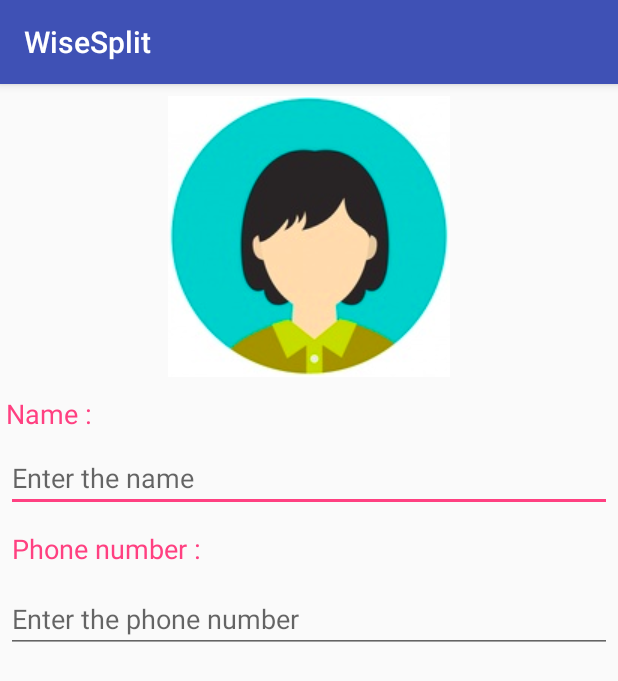
After one commit to gaurav167/tripSplit, an Android app: the ProfileActivity screen opened directly, with no data from a screen before it, on a phone screen of 412 x 824 dp. The commit adds this screen. Shown: the top 681 px of the screen. Run offline under Robolectric (Android 15) with nearby library versions, the phone set to English and light mode, and no system bars.

Commit message:
Adding profile for user and linking up activities for adding bill and groups.

```diff
--- a/Android/app/src/main/AndroidManifest.xml
+++ b/Android/app/src/main/AndroidManifest.xml
@@ -18,6 +18,7 @@
                 <category android:name="android.intent.category.LAUNCHER" />
             </intent-filter>
         </activity>
+        <activity android:name=".ProfileActivity"></activity>
     </application>
 
 </manifest>
--- /dev/null
+++ b/Android/app/src/main/java/me/kungfucat/tripsplit/ProfileActivity.java
@@ -0,0 +1,27 @@
+package me.kungfucat.tripsplit;
+
+import android.support.v7.app.AppCompatActivity;
+import android.os.Bundle;
+import android.widget.EditText;
+
+public class ProfileActivity extends AppCompatActivity {
+
+    private EditText  name_text;
+    private EditText phone_text;
+    private String name;
+    private String phone;
+
+    @Override
+    protected void onCreate(Bundle savedInstanceState) {
+        super.onCreate(savedInstanceState);
+        setContentView(R.layout.activity_profile);
+         name_text= findViewById(R.id.profile_name);
+         phone_text = findViewById(R.id.profile_phone);
+
+         name = name_text.getText().toString();
+         phone = phone_text.getText().toString();
+
+
+
+    }
+}
--- /dev/null
+++ b/Android/app/src/main/res/layout/activity_profile.xml
@@ -0,0 +1,51 @@
+<?xml version="1.0" encoding="utf-8"?>
+<LinearLayout xmlns:android="http://schemas.android.com/apk/res/android"
+    xmlns:app="http://schemas.android.com/apk/res-auto"
+    xmlns:tools="http://schemas.android.com/tools"
+    android:layout_width="match_parent"
+    android:layout_height="match_parent"
+    tools:context="me.kungfucat.tripsplit.ProfileActivity"
+    android:orientation="vertical">
+
+    <ImageView
+        android:layout_width="match_parent"
+        android:layout_height="wrap_content"
+        android:layout_gravity="center_horizontal"
+        android:src="@drawable/face1"
+        android:layout_margin="8dp"/>
+
+    <TextView
+        android:layout_width="match_parent"
+        android:layout_height="wrap_content"
+        android:text="Name :"
+        android:textColor="@color/colorAccent"
+        android:textAppearance="?android:textAppearanceMedium"
+        android:layout_margin="4dp"/>
+
+    <EditText
+        android:layout_width="match_parent"
+        android:layout_height="wrap_content"
+        android:hint="Enter the name "
+        android:id="@+id/profile_name"
+        android:textColor="@color/colorAccent"
+        android:textAppearance="?android:textAppearanceMedium"
+        android:layout_margin="4dp"/>
+
+    <TextView
+        android:layout_width="match_parent"
+        android:layout_height="wrap_content"
+        android:text="Phone number :"
+        android:textColor="@color/colorAccent"
+        android:textAppearance="?android:textAppearanceMedium"
+        android:layout_margin="8dp"/>
+
+    <EditText
+        android:layout_width="match_parent"
+        android:layout_height="wrap_content"
+        android:hint="Enter the phone number "
+        android:id="@+id/profile_phone"
+        android:textColor="@color/colorAccent"
+        android:textAppearance="?android:textAppearanceMedium"
+        android:layout_margin="4dp"/>
+
+</LinearLayout>
```
Also changed, not shown: Android/app/src/main/java/me/kungfucat/tripsplit/MainActivity.java (+32 -0 lines), Android/app/src/main/res/menu/main_menu.xml (added, +15 -0 lines).
